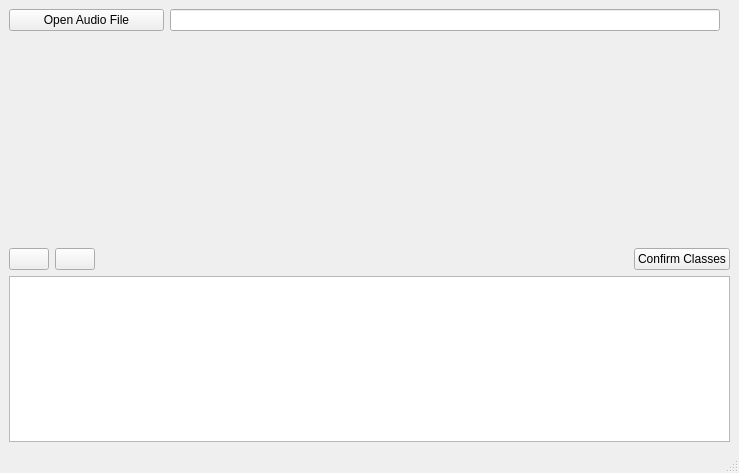
First picture: the form in audioanalysis/main.ui, repository Ticopress/audioanalysis, before the edit.
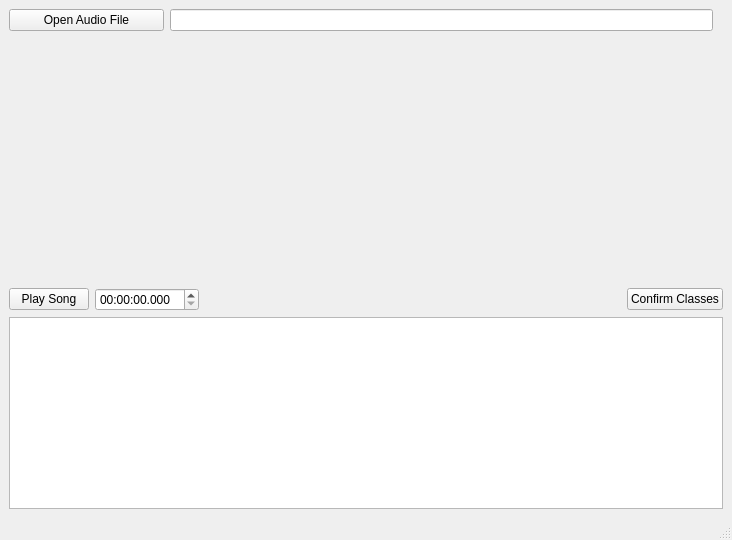
Second picture: the form after the edit. Icons and pictures are not drawn.

Patch:
```diff
--- a/audioanalysis/main.ui
+++ b/audioanalysis/main.ui
@@ -6,8 +6,8 @@
    <rect>
     <x>0</x>
     <y>0</y>
-    <width>739</width>
-    <height>473</height>
+    <width>732</width>
+    <height>540</height>
    </rect>
   </property>
   <property name="sizePolicy">
@@ -123,7 +123,7 @@
            </sizepolicy>
           </property>
           <property name="text">
-           <string/>
+           <string>Play Song</string>
           </property>
           <property name="icon">
            <iconset>
@@ -135,28 +135,27 @@
             <height>24</height>
            </size>
           </property>
+          <property name="checkable">
+           <bool>true</bool>
+          </property>
+          <property name="checked">
+           <bool>false</bool>
+          </property>
          </widget>
         </item>
         <item>
-         <widget class="QPushButton" name="pause">
-          <property name="sizePolicy">
-           <sizepolicy hsizetype="Fixed" vsizetype="Fixed">
-            <horstretch>0</horstretch>
-            <verstretch>0</verstretch>
-           </sizepolicy>
+         <widget class="QTimeEdit" name="timeEdit">
+          <property name="buttonSymbols">
+           <enum>QAbstractSpinBox::UpDownArrows</enum>
           </property>
-          <property name="text">
-           <string/>
+          <property name="currentSection">
+           <enum>QDateTimeEdit::HourSection</enum>
           </property>
-          <property name="icon">
-           <iconset>
-            <normaloff>icons/pause.png</normaloff>icons/pause.png</iconset>
+          <property name="displayFormat">
+           <string>hh:mm:ss.sss</string>
           </property>
-          <property name="iconSize">
-           <size>
-            <width>24</width>
-            <height>24</height>
-           </size>
+          <property name="timeSpec">
+           <enum>Qt::OffsetFromUTC</enum>
           </property>
          </widget>
         </item>
```
Left out of the diff: 4 changed lines with no effect on the pictures.
